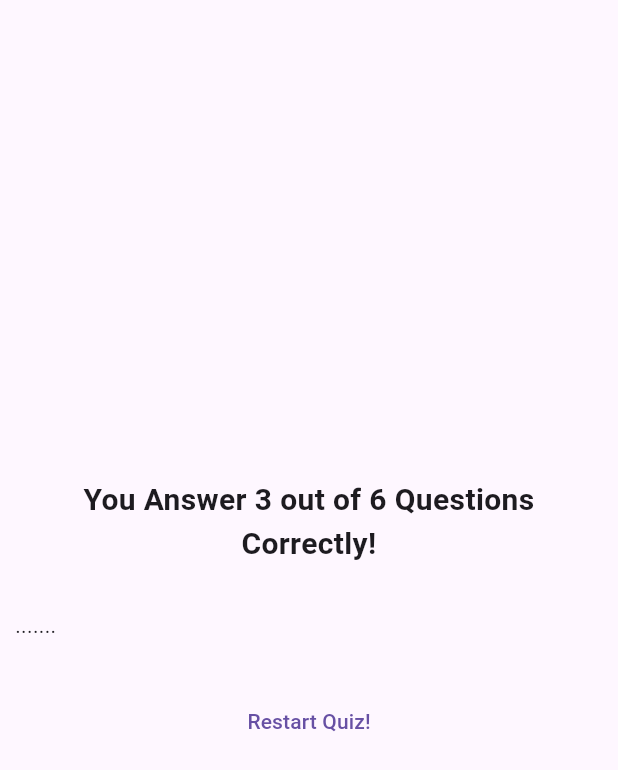
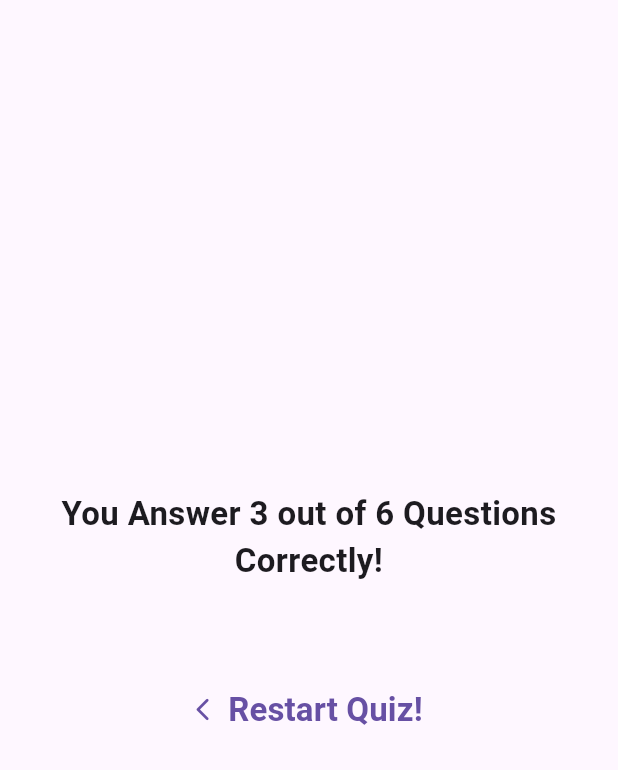
Before and after one commit to ramyhany0/quiz_app, a Flutter app: the Result widget shown alone on an empty page, opened directly with empty values, on a phone screen of 412 x 824 dp. Shown: the top 770 px of the screen. Run offline on Flutter 3.47's test engine with Material 3 defaults, Android fonts, the phone set to English and light mode, and no system bars; our stand-ins replace google_fonts.

Commit message:
"Updated Quiz and Result widgets: refactored chooseAnswer method, added getSummaryData method, and modified Result widget's UI and layout."

```diff
--- a/lib/quiz.dart
+++ b/lib/quiz.dart
@@ -20,9 +20,9 @@ class _QuizState extends State<Quiz> {
   void chooseAnswer(String answer) {
     selectedAnswers.add(answer);
     if (selectedAnswers.length == questions.length) {
-      selectedAnswers = [];
       setState(() {
         activeScreen = Result(selectedAnswers);
+        selectedAnswers = [];
       });
     }
     log(selectedAnswers.toString());
--- a/lib/result.dart
+++ b/lib/result.dart
@@ -1,30 +1,94 @@
 import 'package:flutter/material.dart';
+import 'package:quiz_app/data/questions.dart';
 
 class Result extends StatelessWidget {
   const Result(this.selectedAnswers, {super.key});
   final List<String> selectedAnswers;
+  List<Map<String, Object>> getSummaryData() {
+    final List<Map<String, Object>> summary = [];
+    for (var i = 0; i < selectedAnswers.length; i++) {
+      summary.add({
+        'question_index': i,
+        'question': questions[i].text,
+        'correct_answer': questions[i].answer[0],
+        'user_answer': selectedAnswers[i],
+      });
+    }
+    return summary;
+  }
+
   @override
   Widget build(BuildContext context) {
     return Container(
-      margin: const EdgeInsets.all(10),
-      width: double.infinity,
+      margin: const EdgeInsets.all(20),
       child: Column(
         mainAxisAlignment: MainAxisAlignment.center,
-        crossAxisAlignment: CrossAxisAlignment.stretch,
         children: [
           const Text(
             "You Answer 3 out of 6 Questions Correctly!",
-            style: TextStyle(fontSize: 20, fontWeight: FontWeight.bold),
+            style: TextStyle(fontSize: 22, fontWeight: FontWeight.bold),
             textAlign: TextAlign.center,
           ),
           const SizedBox(
             height: 30,
           ),
-          const Text("......."),
+          ...getSummaryData().map((e) => Column(
+                children: [
+                  Row(
+                    mainAxisAlignment: MainAxisAlignment.start,
+                    children: [
+                      CircleAvatar(
+                        backgroundColor: Colors.green.shade100,
+                        radius: 16,
+                        child:
+                            Text(((e['question_index'] as int) + 1).toString()),
+                      ),
+                      const SizedBox(
+                        width: 15,
+                      ),
+                      Expanded(
+                        child: Column(
+                          crossAxisAlignment: CrossAxisAlignment.start,
+                          children: [
+                            Text(
+                              e['question'].toString(),
+                              style:
+                                  const TextStyle(fontWeight: FontWeight.bold),
+                            ),
+                            const SizedBox(
+                              height: 5,
+                            ),
+                            Text(
+                              e['user_answer'].toString(),
+                              style: const TextStyle(
+                                color: Colors.white,
+                              ),
+                            ),
+                            Text(
+                              e['correct_answer'].toString(),
+                              style: const TextStyle(color: Colors.greenAccent),
+                            ),
+                          ],
+                        ),
+                      ),
+                    ],
+                  ),
+                  const SizedBox(
+                    height: 15,
+                  ),
+                ],
+              )),
           const SizedBox(
             height: 30,
           ),
-          TextButton(onPressed: () {}, child: Text("Restart Quiz!"))
+          TextButton.icon(
+              onPressed: () {},
+              icon: const Icon(Icons.arrow_back_ios_new_rounded),
+              label: const Text(
+                "Restart Quiz!",
+                style: TextStyle(fontSize: 22, fontWeight: FontWeight.bold),
+                textAlign: TextAlign.center,
+              ))
         ],
       ),
     );
```
